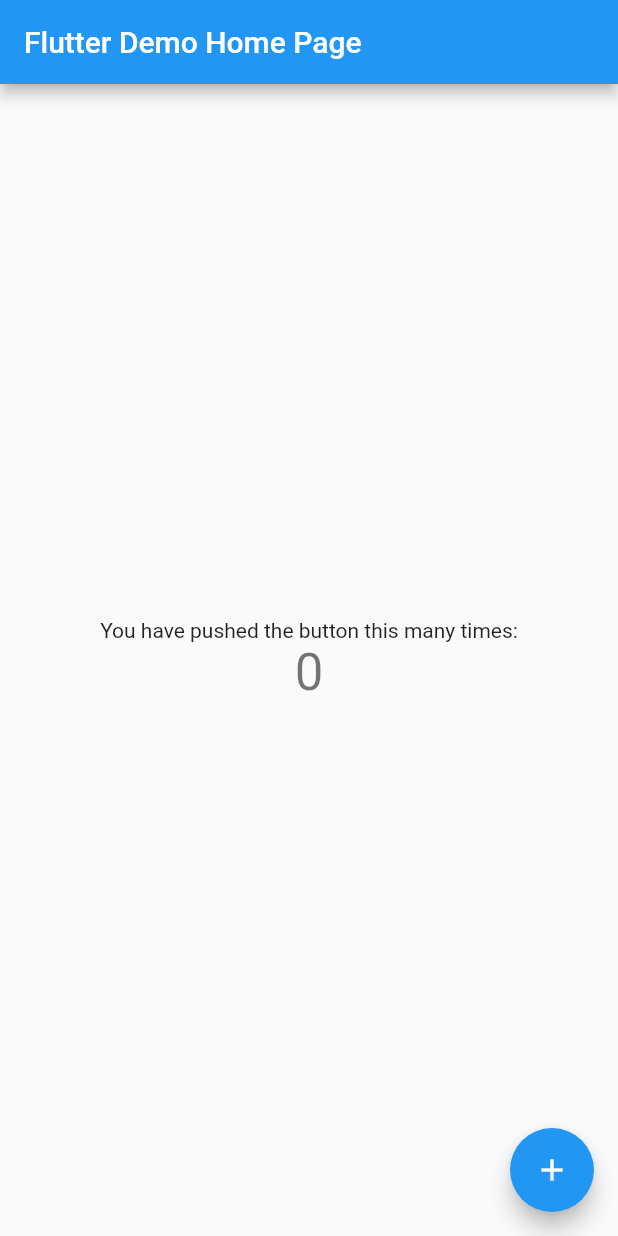
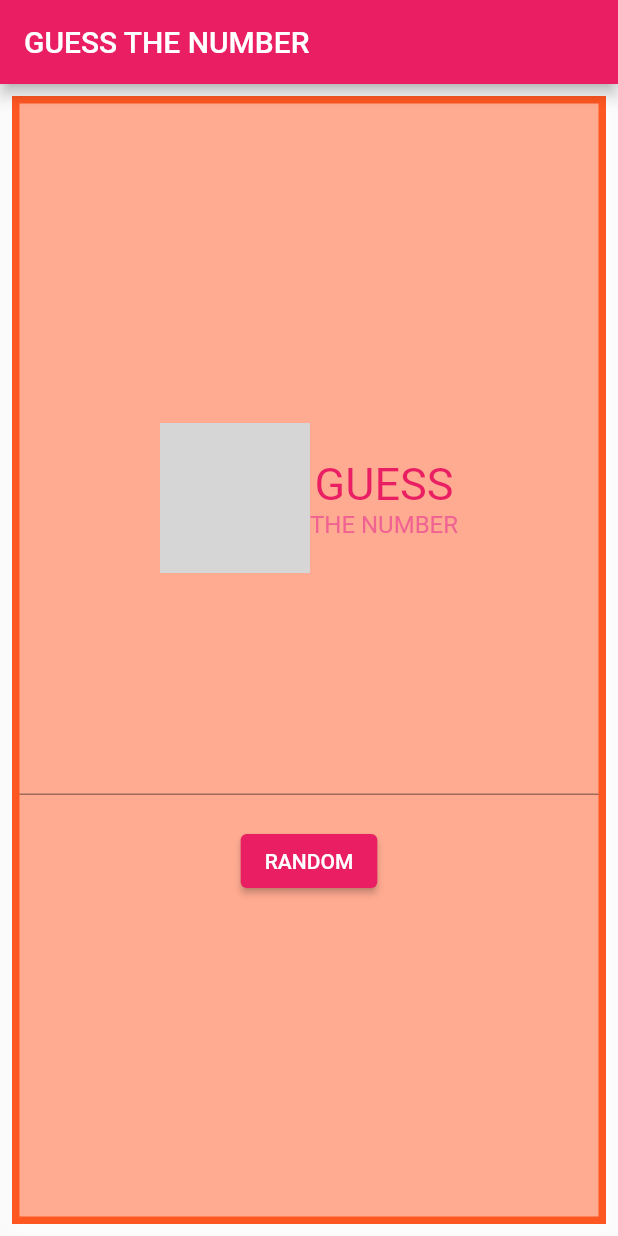
Before and after one commit to 710660Thanakrit/guess_number, a Flutter app: the screen it shows after launch, on a phone screen of 412 x 824 dp. Run offline on Flutter 3.47's test engine with Material 2 defaults, Android fonts, the phone set to English and light mode, and no system bars; grey boxes are pictures that could not be loaded.

Commit message:
Update main.dart

```diff
--- a/lib/main.dart
+++ b/lib/main.dart
@@ -7,109 +7,87 @@ void main() {
 class MyApp extends StatelessWidget {
   const MyApp({Key? key}) : super(key: key);
 
-  // This widget is the root of your application.
   @override
   Widget build(BuildContext context) {
     return MaterialApp(
       title: 'Flutter Demo',
       theme: ThemeData(
-        // This is the theme of your application.
-        //
-        // Try running your application with "flutter run". You'll see the
-        // application has a blue toolbar. Then, without quitting the app, try
-        // changing the primarySwatch below to Colors.green and then invoke
-        // "hot reload" (press "r" in the console where you ran "flutter run",
-        // or simply save your changes to "hot reload" in a Flutter IDE).
-        // Notice that the counter didn't reset back to zero; the application
-        // is not restarted.
-        primarySwatch: Colors.blue,
+        primarySwatch: Colors.pink,
       ),
-      home: const MyHomePage(title: 'Flutter Demo Home Page'),
+      home: const HomePage(),
     );
   }
 }
 
-class MyHomePage extends StatefulWidget {
-  const MyHomePage({Key? key, required this.title}) : super(key: key);
-
-  // This widget is the home page of your application. It is stateful, meaning
-  // that it has a State object (defined below) that contains fields that affect
-  // how it looks.
-
-  // This class is the configuration for the state. It holds the values (in this
-  // case the title) provided by the parent (in this case the App widget) and
-  // used by the build method of the State. Fields in a Widget subclass are
-  // always marked "final".
-
-  final String title;
-
-  @override
-  State<MyHomePage> createState() => _MyHomePageState();
-}
-
-class _MyHomePageState extends State<MyHomePage> {
-  int _counter = 0;
-
-  void _incrementCounter() {
-    setState(() {
-      // This call to setState tells the Flutter framework that something has
-      // changed in this State, which causes it to rerun the build method below
-      // so that the display can reflect the updated values. If we changed
-      // _counter without calling setState(), then the build method would not be
-      // called again, and so nothing would appear to happen.
-      _counter++;
-    });
-  }
+class HomePage extends StatelessWidget {
+  const HomePage({Key? key}) : super(key: key);
 
   @override
   Widget build(BuildContext context) {
-    // This method is rerun every time setState is called, for instance as done
-    // by the _incrementCounter method above.
-    //
-    // The Flutter framework has been optimized to make rerunning build methods
-    // fast, so that you can just rebuild anything that needs updating rather
-    // than having to individually change instances of widgets.
     return Scaffold(
       appBar: AppBar(
-        // Here we take the value from the MyHomePage object that was created by
-        // the App.build method, and use it to set our appbar title.
-        title: Text(widget.title),
+        title: const Text('GUESS THE NUMBER'),
       ),
-      body: Center(
-        // Center is a layout widget. It takes a single child and positions it
-        // in the middle of the parent.
-        child: Column(
-          // Column is also a layout widget. It takes a list of children and
-          // arranges them vertically. By default, it sizes itself to fit its
-          // children horizontally, and tries to be as tall as its parent.
-          //
-          // Invoke "debug painting" (press "p" in the console, choose the
-          // "Toggle Debug Paint" action from the Flutter Inspector in Android
-          // Studio, or the "Toggle Debug Paint" command in Visual Studio Code)
-          // to see the wireframe for each widget.
-          //
-          // Column has various properties to control how it sizes itself and
-          // how it positions its children. Here we use mainAxisAlignment to
-          // center the children vertically; the main axis here is the vertical
-          // axis because Columns are vertical (the cross axis would be
-          // horizontal).
-          mainAxisAlignment: MainAxisAlignment.center,
-          children: <Widget>[
-            const Text(
-              'You have pushed the button this many times:',
+      body: Padding(
+        padding: const EdgeInsets.all(8.0),
+        child: Container(
+          // เทียบได้กับแท็ก <div> ของ HTML
+          decoration: BoxDecoration(
+              color: Colors.deepOrange.shade200,
+              border: Border.all(width: 5.0, color: Colors.deepOrange),
+              boxShadow: [
+                BoxShadow(
+                  color: Colors.white.withOpacity(0.5),
+                  offset: const Offset(2.0, 5.0),
+                  blurRadius: 5.0,
+                  spreadRadius: 2.0,
+                ),
+              ]),
+          //alignment: Alignment.center,
+          child: Center(
+            child: Column(
+              //mainAxisSize: MainAxisSize.max,
+              mainAxisAlignment: MainAxisAlignment.center,
+              //crossAxisAlignment: CrossAxisAlignment.stretch,
+              children: [
+                Row(
+                  mainAxisAlignment: MainAxisAlignment.center,
+                  children: [
+                    Image.asset('assets/images/guess_logo.png', width: 100.0),
+                    Column(
+                      children: [
+                        Text(
+                          'GUESS',
+                          style: TextStyle(
+                              fontSize: 30.0, color: Colors.pink.shade500),
+                        ),
+                        Text(
+                          'THE NUMBER',
+                          style: TextStyle(
+                              fontSize: 16.0, color: Colors.pink.shade300),
+                        ),
+                      ],
+                    ),
+                  ],
+                ),
+                SizedBox(
+                  height: 100,
+                ),
+                TextField(),
+                SizedBox(
+                  height: 20,
+                ),
+                ElevatedButton(
+                  child: Text('RANDOM'),
+                  onPressed: () {
+                    // โค้ดที่จะทำงานเมื่อกดปุ่ม
+                  },
+                ),
+              ],
             ),
-            Text(
-              '$_counter',
-              style: Theme.of(context).textTheme.headline4,
-            ),
-          ],
+          ),
         ),
       ),
-      floatingActionButton: FloatingActionButton(
-        onPressed: _incrementCounter,
-        tooltip: 'Increment',
-        child: const Icon(Icons.add),
-      ), // This trailing comma makes auto-formatting nicer for build methods.
     );
   }
 }
```
